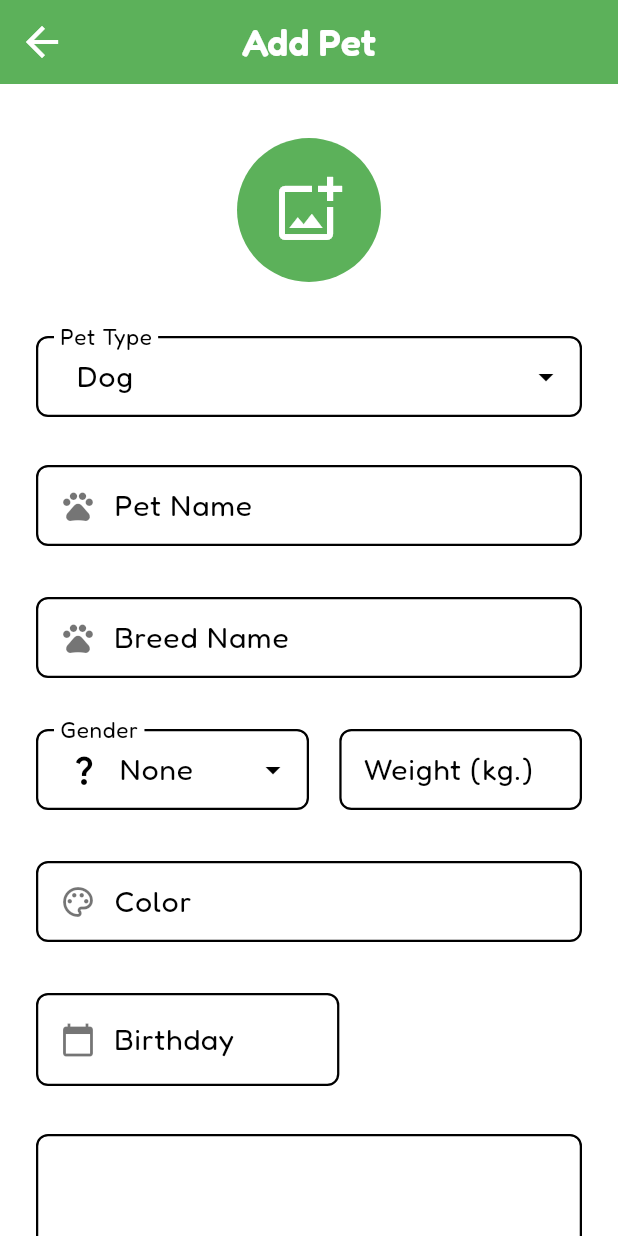
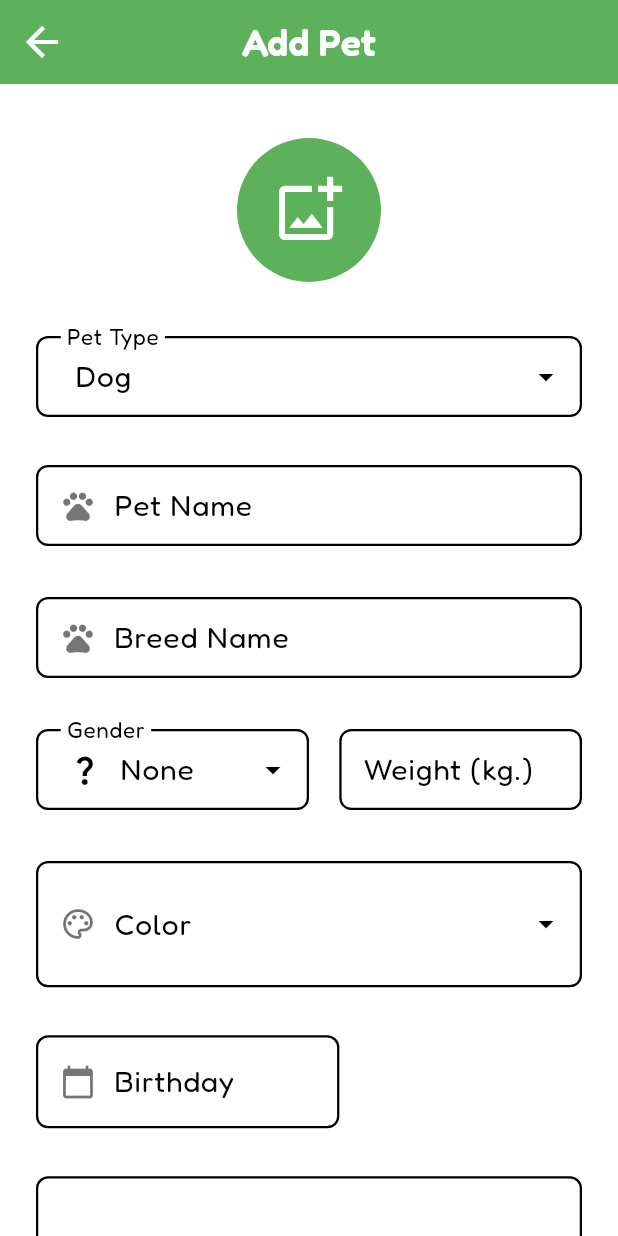
Before and after one commit to Bankyeiei/CCMB01-Final-Project, a Flutter app: the AddPetPage screen opened by its route, on a phone screen of 412 x 824 dp. Run offline on Flutter 3.47's test engine with Material 3 defaults, Android fonts, the phone set to English and light mode, and no system bars; drawn by our look-alikes of dropdown_search; our stand-ins replace cached_network_image, calendar_date_picker2, cloud_firestore, dio, firebase_auth, firebase_core and 4 more; missing offline and left inert: gif, sliver_app_bar_builder; accounts and stored records are empty.

Commit message:
Change Color input from Text Field to Drop Down

```diff
--- a/lib/app/data/models/pet_model.dart
+++ b/lib/app/data/models/pet_model.dart
@@ -1,16 +1,4 @@
 import 'package:flutter/material.dart';
-
-enum Gender {
-  none('None', Colors.black, Icons.question_mark),
-  male('Male', Color(0xFF1565C0), Icons.male),
-  female('Female', Color(0xFFF576AC), Icons.female);
-
-  final String text;
-  final Color color;
-  final IconData icon;
-
-  const Gender(this.text, this.color, this.icon);
-}
 
 class Pet {
   final String ownerId;
@@ -20,7 +8,7 @@ class Pet {
   String breedName;
   Gender gender;
   double? weight;
-  String color;
+  List<PetColor>? color;
   DateTime? birthday;
   String age;
   String story;
@@ -34,7 +22,7 @@ class Pet {
     this.breedName = '',
     this.gender = Gender.none,
     this.weight,
-    this.color = '',
+    this.color,
     this.birthday,
     this.age = '',
     this.story = '',
@@ -47,6 +35,10 @@ class Pet {
       (gender) => gender.text == jsonMap['gender'],
       orElse: () => Gender.none,
     );
+    final colorList =
+        PetColor.values
+            .where((color) => jsonMap['color']?.contains(color.text) ?? false)
+            .toList();
     final age = calculateAge(jsonMap['birthday']?.toDate());
     return Pet(
       ownerId: jsonMap['owner_id'],
@@ -56,7 +48,7 @@ class Pet {
       breedName: jsonMap['breed_name'] ?? '',
       gender: gender,
       weight: jsonMap['weight'],
-      color: jsonMap['color'] ?? '',
+      color: colorList,
       birthday: jsonMap['birthday']?.toDate(),
       age: age,
       story: jsonMap['story'] ?? '',
@@ -66,6 +58,9 @@ class Pet {
   }
 
   static Map<String, dynamic> toJson(Pet pet) {
+    final colorList = pet.color?.map((color) => color.text).toList() ?? [];
+    colorList.sort();
+
     Map<String, dynamic> petMap = {
       'owner_id': pet.ownerId,
       'pet_type': pet.petType,
@@ -73,7 +68,7 @@ class Pet {
       'breed_name': pet.breedName,
       'gender': pet.gender.text,
       'weight': pet.weight,
-      'color': pet.color,
+      'color': colorList,
       'birthday': pet.birthday,
       'story': pet.story,
       'image_url': pet.imageUrl,
@@ -97,3 +92,54 @@ class Pet {
     return '${yearDiff != 0 ? '${yearDiff}y ' : ''}${monthDiff}m';
   }
 }
+
+enum Gender {
+  none('None', Colors.black, Icons.question_mark),
+  male('Male', Color(0xFF1565C0), Icons.male),
+  female('Female', Color(0xFFF576AC), Icons.female);
+
+  final String text;
+  final Color color;
+  final IconData icon;
+
+  const Gender(this.text, this.color, this.icon);
+}
+
+enum PetColor {
+  amber('Amber', Colors.amber),
+  apricot('Apricot', Color(0xFFFBCEB1)),
+  black('Black', Colors.black),
+  blue('Blue', Colors.blue),
+  blueGrey('Blue Grey', Colors.blueGrey),
+  brown('Brown', Colors.brown),
+  champagne('Champagne', Color(0xFFF7E7CE)),
+  charcoal('Charcoal', Color(0xFF36454F)),
+  chocolate('Chocolate', Color(0xFF381819)),
+  cream('Cream', Color(0xFFFDFBD4)),
+  creamWhite('Cream White', Color(0xFFFFFDD0)),
+  cyan('Cyan', Colors.cyan),
+  fawn('Fawn', Color(0xFFE5AA70)),
+  gold('Gold', Color(0xFFEFBF04)),
+  green('Green', Colors.green),
+  grey('Grey', Colors.grey),
+  indigo('Indigo', Colors.indigo),
+  lightBlue('Light Blue', Colors.lightBlue),
+  lightGreen('Light Green', Colors.lightGreen),
+  lime('Lime', Colors.lime),
+  orange('Orange', Colors.orange),
+  pink('Pink', Color(0xFFF576AC)),
+  purple('Purple', Colors.purple),
+  red('Red', Colors.red),
+  rust('Rust', Color(0xFFB7410E)),
+  sable('Sable', Color(0xFF5C3A21)),
+  silver('Silver', Color(0xFFC0C0C0)),
+  tan('Tan', Color(0xFFD2B48C)),
+  teal('Teal', Colors.teal),
+  white('White', Colors.white),
+  yellow('Yellow', Colors.yellow);
+
+  final String text;
+  final Color color;
+
+  const PetColor(this.text, this.color);
+}
--- a/lib/app/data/providers/pet_provider.dart
+++ b/lib/app/data/providers/pet_provider.dart
@@ -4,7 +4,7 @@ class PetProvider {
   final _pets = FirebaseFirestore.instance.collection('pets');
 
   Future<QuerySnapshot<Map<String, dynamic>>> getPets(String uid) {
-    return _pets.where('owner_id', isEqualTo: uid).get();
+    return _pets.where('owner_id', isEqualTo: uid).orderBy('pet_name').get();
   }
 
   Future<void> uploadPet(String? petId, Map<String, dynamic> jsonMap) async {
--- a/lib/app/modules/pet/add_pet/add_pet_page.dart
+++ b/lib/app/modules/pet/add_pet/add_pet_page.dart
@@ -7,6 +7,7 @@ import '../controller/pet_validate_controller.dart';
 import '../../../../core/controller/image_controller.dart';
 
 import '../widgets/gender_drop_down.dart';
+import '../widgets/pet_color_drop_down.dart';
 import '../widgets/pet_type_drop_down.dart';
 import '../../widgets/date_picker.dart';
 import '../../widgets/text_field.dart';
@@ -97,31 +98,18 @@ class AddPetPage extends StatelessWidget {
                                   ),
                               inputFormatters: [
                                 FilteringTextInputFormatter.allow(
-                                  RegExp(r'^\d+\.?\d{0,2}'),
+                                  RegExp(r'^\d+\.?\d{0,3}'),
                                 ),
                               ],
-                              lengthLimiting: 7,
+                              lengthLimiting: 5,
                               isHintText: false,
                             ),
                           ),
                         ),
                       ],
                     ),
-                    Obx(
-                      () => AppTextField(
-                        icon: Icons.color_lens_outlined,
-                        hintText: 'Color',
-                        errorText: petValidateController.colorError.value,
-                        controller: petValidateController.colorController,
-                        validate: petValidateController.validateColor,
-                        inputFormatters: [
-                          FilteringTextInputFormatter.allow(
-                            RegExp(r'[A-Za-z ]'),
-                          ),
-                        ],
-                        isHintText: false,
-                      ),
-                    ),
+                    PetColorDropDown(petColorValue: addPetController.petColor),
+                    const SizedBox(height: 32),
                     Row(
                       children: [
                         Expanded(
--- a/lib/app/modules/pet/add_pet/controller/add_pet_controller.dart
+++ b/lib/app/modules/pet/add_pet/controller/add_pet_controller.dart
@@ -31,6 +31,7 @@ class AddPetController extends GetxController {
   final RxString age = ''.obs;
   final RxString petType = 'Dog'.obs;
   final Rx<Gender> gender = Gender.none.obs;
+  final RxList<PetColor> petColor = <PetColor>[].obs;
   final Rx<DateTime?> birthday = Rx<DateTime?>(null);
 
   @override
@@ -57,7 +58,7 @@ class AddPetController extends GetxController {
         breedName: petValidateController.breedNameController.text,
         gender: gender.value,
         weight: weight,
-        color: petValidateController.colorController.text,
+        color: petColor,
         birthday: birthday.value,
         story: petValidateController.storyController.text,
         imageUrl: imageUrlAndId?[0] ?? '',
--- a/lib/app/modules/pet/widgets/gender_drop_down.dart
+++ b/lib/app/modules/pet/widgets/gender_drop_down.dart
@@ -10,19 +10,15 @@ class GenderDropdown extends StatelessWidget {
 
   @override
   Widget build(BuildContext context) {
-    final List<Gender> genderOptions = [
-      Gender.none,
-      Gender.male,
-      Gender.female,
-    ];
-
     return FocusScope(
       canRequestFocus: false,
       child: DropdownSearch<Gender>(
-        items: (f, cs) => genderOptions,
+        items: (f, cs) => Gender.values,
         selectedItem: genderValue.value,
-        compareFn: (item1, item2) => item1.text == item2.text,
+        compareFn: (item1, item2) => item1 == item2,
         popupProps: PopupProps.menu(
+          fit: FlexFit.loose,
+          showSelectedItems: true,
           itemBuilder:
               (context, item, isDisabled, isSelected) => Padding(
                 padding: const EdgeInsets.symmetric(
@@ -34,12 +30,10 @@ class GenderDropdown extends StatelessWidget {
                   style: Get.textTheme.bodyLarge!.copyWith(color: item.color),
                 ),
               ),
-          fit: FlexFit.loose,
         ),
         dropdownBuilder:
             (context, selectedItem) => Row(
               children: [
-                const SizedBox(width: 4),
                 Icon(selectedItem!.icon, size: 24, color: selectedItem.color),
                 const SizedBox(width: 6),
                 Text(
@@ -53,18 +47,23 @@ class GenderDropdown extends StatelessWidget {
         decoratorProps: DropDownDecoratorProps(
           decoration: InputDecoration(
             isDense: true,
+            labelText: 'Gender',
+            contentPadding: const EdgeInsets.symmetric(
+              horizontal: 16.5,
+              vertical: 12,
+            ),
             border: OutlineInputBorder(borderRadius: BorderRadius.circular(8)),
             enabledBorder: OutlineInputBorder(
               borderSide: const BorderSide(width: 1.5),
               borderRadius: BorderRadius.circular(8),
             ),
-            labelText: 'Gender',
           ),
         ),
-        onChanged: (value) {
+        onBeforePopupOpening: (selectedItem) async {
           Get.focusScope!.unfocus();
-          genderValue.value = value!;
+          return true;
         },
+        onChanged: (value) => genderValue.value = value!,
       ),
     );
   }
--- /dev/null
+++ b/lib/app/modules/pet/widgets/pet_color_drop_down.dart
@@ -0,0 +1,163 @@
+import 'package:dropdown_search/dropdown_search.dart';
+import 'package:flutter/material.dart';
+import 'package:get/get.dart';
+
+import '../../../data/models/pet_model.dart';
+
+class PetColorDropDown extends StatelessWidget {
+  final RxList<PetColor> petColorValue;
+  const PetColorDropDown({super.key, required this.petColorValue});
+
+  @override
+  Widget build(BuildContext context) {
+    late Map<String, bool> isColorSelected;
+    late int numberOfColorSelected;
+
+    return FocusScope(
+      canRequestFocus: false,
+      child: Obx(
+        () => DropdownSearch<PetColor>.multiSelection(
+          items: (f, cs) => PetColor.values,
+          selectedItems: petColorValue,
+          compareFn: (item1, item2) => item1 == item2,
+          popupProps: PopupPropsMultiSelection.dialog(
+            fit: FlexFit.loose,
+            showSearchBox: true,
+            showSelectedItems: true,
+            searchDelay: const Duration(milliseconds: 500),
+            onItemsLoaded: (value) {
+              isColorSelected = {
+                for (var petColor in PetColor.values)
+                  petColor.text: petColorValue.contains(petColor),
+              };
+              numberOfColorSelected =
+                  isColorSelected.values.where((value) => value).length;
+            },
+            disabledItemFn:
+                (item) =>
+                    !isColorSelected[item.text]! && numberOfColorSelected >= 3,
+            onItemAdded: (selectedItems, addedItem) {
+              isColorSelected[addedItem.text] = true;
+              numberOfColorSelected = selectedItems.length;
+            },
+            onItemRemoved: (selectedItems, removedItem) {
+              isColorSelected[removedItem.text] = false;
+              numberOfColorSelected = selectedItems.length;
+            },
+            itemBuilder:
+                (context, item, isDisabled, isSelected) => Padding(
+                  padding: const EdgeInsets.symmetric(
+                    vertical: 12,
+                    horizontal: 24,
+                  ),
+                  child: Row(
+                    mainAxisSize: MainAxisSize.min,
+                    children: [
+                      Container(
+                        height: 32,
+                        width: 32,
+                        decoration: BoxDecoration(
+                          border: Border.all(
+                            color: Get.theme.colorScheme.secondary,
+                          ),
+                          color: item.color,
+                          shape: BoxShape.circle,
+                        ),
+                      ),
+                      const SizedBox(width: 16),
+                      Text(item.text, style: Get.textTheme.bodyLarge),
+                    ],
+                  ),
+                ),
+            scrollbarProps: ScrollbarProps(
+              thickness: 8,
+              thumbVisibility: true,
+              thumbColor: Get.theme.primaryColor,
+            ),
+            searchFieldProps: const TextFieldProps(
+              decoration: InputDecoration(
+                prefixIcon: Icon(Icons.edit_outlined, size: 24),
+                hintText: 'Type Color...',
+              ),
+            ),
+          ),
+          dropdownBuilder:
+              petColorValue.isEmpty
+                  ? null
+                  : (context, selectedItems) => Wrap(
+                    spacing: 8,
+                    runSpacing: 2,
+                    children:
+                        selectedItems
+                            .map(
+                              (item) => Chip(
+                                avatar: Container(
+                                  decoration: BoxDecoration(
+                                    border: Border.all(
+                                      color: Get.theme.colorScheme.secondary,
+                                    ),
+                                    color: item.color,
+                                    shape: BoxShape.circle,
+                                  ),
+                                ),
+                                label: Text(
+                                  item.text,
+                                  style: Get.textTheme.bodyMedium,
+                                ),
+                                shape: RoundedRectangleBorder(
+                                  borderRadius: BorderRadius.circular(8),
+                                  side: const BorderSide(
+                                    color: Colors.transparent,
+                                  ),
+                                ),
+                                elevation: 2,
+                                shadowColor: Get.theme.colorScheme.secondary,
+                                deleteIcon: const Icon(Icons.clear, size: 18),
+                                onDeleted: () {
+                                  petColorValue.remove(item);
+                                  selectedItems.remove(item);
+                                  numberOfColorSelected = selectedItems.length;
+                                  petColorValue.refresh();
+                                },
+                              ),
+                            )
+                            .toList(),
+                  ),
+          decoratorProps: DropDownDecoratorProps(
+            decoration: InputDecoration(
+              isDense: true,
+              labelText: 'Color',
+              contentPadding: EdgeInsets.symmetric(
+                horizontal: 12,
+                vertical: petColorValue.isEmpty ? 27.1 : 8,
+              ),
+              border: OutlineInputBorder(
+                borderRadius: BorderRadius.circular(8),
+              ),
+              enabledBorder: OutlineInputBorder(
+                borderSide: const BorderSide(width: 1.5),
+                borderRadius: BorderRadius.circular(8),
+              ),
+              prefixIcon:
+                  petColorValue.isNotEmpty
+                      ? null
+                      : const Padding(
+                        padding: EdgeInsets.only(left: 8),
+                        child: Icon(
+                          Icons.color_lens_outlined,
+                          size: 24,
+                          color: Colors.black54,
+                        ),
+                      ),
+            ),
+          ),
+          onBeforePopupOpening: (selectedItem) async {
+            Get.focusScope!.unfocus();
+            return true;
+          },
+          onChanged: (value) => petColorValue.assignAll(value),
+        ),
+      ),
+    );
+  }
+}
--- a/lib/app/modules/pet/widgets/pet_type_drop_down.dart
+++ b/lib/app/modules/pet/widgets/pet_type_drop_down.dart
@@ -24,7 +24,7 @@ class PetTypeDropDown extends StatelessWidget {
     return DropdownSearch<String>(
       items: (f, cs) => mockPetType,
       selectedItem: typeValue.value,
-      compareFn: (item, selectedItem) => item == selectedItem,
+      compareFn: (item1, item2) => item1 == item2,
       popupProps: PopupProps.menu(
         fit: FlexFit.loose,
         showSearchBox: true,
@@ -60,11 +60,15 @@ class PetTypeDropDown extends StatelessWidget {
       ),
       dropdownBuilder:
           (context, selectedItem) =>
-              Text('  ${selectedItem!}', style: Get.textTheme.bodyLarge),
+              Text(' ${selectedItem!}', style: Get.textTheme.bodyLarge),
       decoratorProps: DropDownDecoratorProps(
         decoration: InputDecoration(
           isDense: true,
           labelText: 'Pet Type',
+          contentPadding: const EdgeInsets.symmetric(
+            horizontal: 16.5,
+            vertical: 12,
+          ),
           border: OutlineInputBorder(borderRadius: BorderRadius.circular(8)),
           enabledBorder: OutlineInputBorder(
             borderSide: const BorderSide(width: 1.5),
@@ -72,10 +76,11 @@ class PetTypeDropDown extends StatelessWidget {
           ),
         ),
       ),
-      onChanged: (value) {
+      onBeforePopupOpening: (selectedItem) async {
         Get.focusScope!.unfocus();
-        typeValue.value = value!;
+        return true;
       },
+      onChanged: (value) => typeValue.value = value!,
     );
   }
 }
--- a/lib/core/controller/pet_controller.dart
+++ b/lib/core/controller/pet_controller.dart
@@ -23,7 +23,7 @@ class PetController extends GetxController {
     String breedName,
     Gender gender,
     double? weight,
-    String color,
+    List<PetColor> color,
     DateTime? birthday,
     String story,
     String imageUrl,
```
Also changed, not shown: lib/app/modules/pet/controller/pet_validate_controller.dart (+0 -15 lines), lib/app/modules/pet/edit_pet/controller/edit_pet_controller.dart (+7 -3 lines), lib/app/modules/pet/edit_pet/edit_pet_page.dart (+5 -17 lines), lib/app/modules/pet/pet_profile/pet_profile_page.dart (+63 -20 lines), lib/app/modules/pet/pet_profile/widgets/pet_info_chip.dart (+4 -22 lines).
